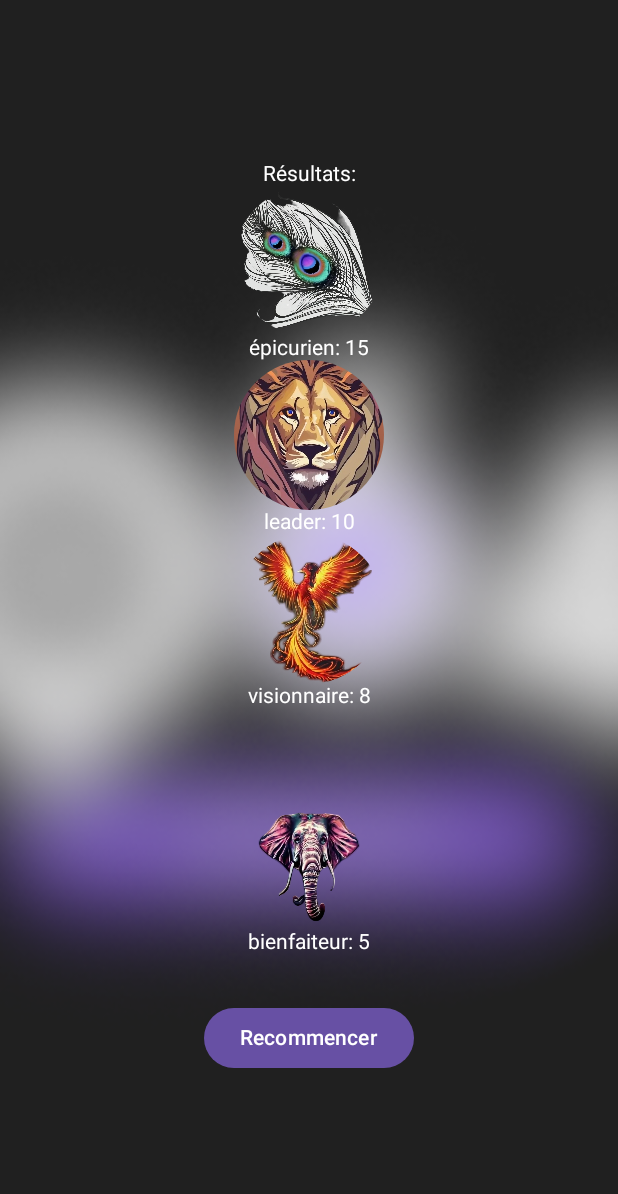
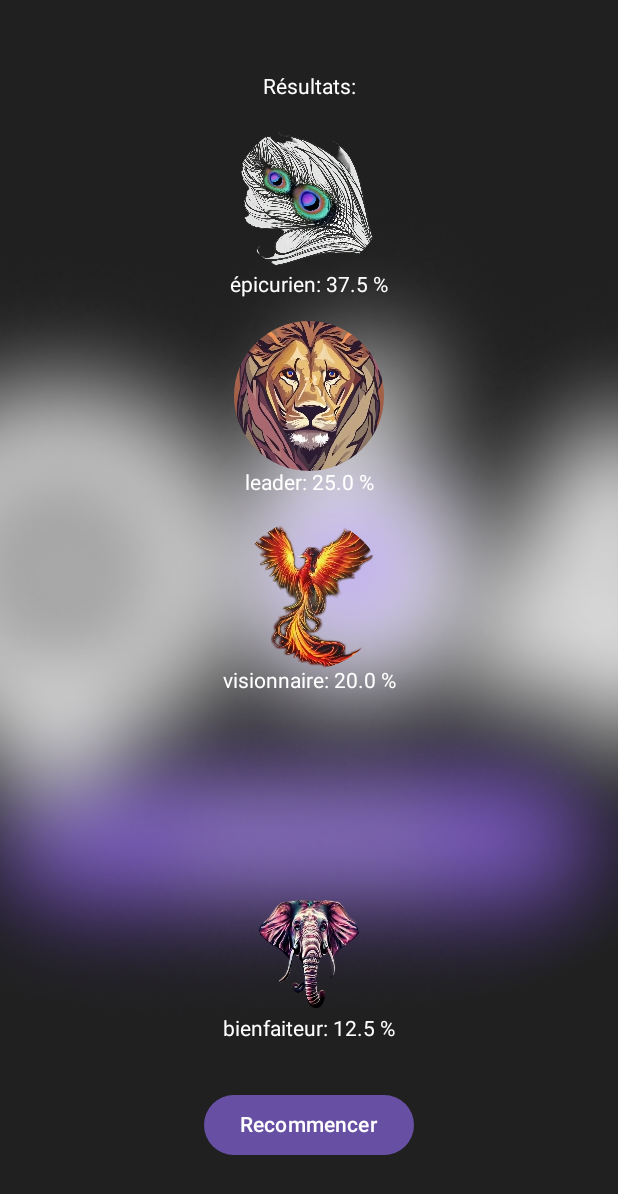
Before and after one commit to Sarobidy-R/Q64Profiler, an Android app built with Jetpack Compose: the @Preview function ResultScreenPreview, on a phone screen of 412 x 824 dp. Shown: the top 1194 px of the screen. Run offline under Robolectric (Android 15) with nearby library versions, the light colour scheme and no system bars.

Commit message:
Amélioration ResultScreen 2

```diff
--- a/app/src/main/java/mg/geit/q64profiler/ResultScreen.kt
+++ b/app/src/main/java/mg/geit/q64profiler/ResultScreen.kt
@@ -1,16 +1,21 @@
 package mg.geit.q64profiler
 
 import androidx.compose.foundation.Image
+import androidx.compose.foundation.background
 import androidx.compose.foundation.clickable
 import androidx.compose.foundation.layout.Arrangement
+import androidx.compose.foundation.layout.Box
 import androidx.compose.foundation.layout.Column
 import androidx.compose.foundation.layout.Spacer
 import androidx.compose.foundation.layout.fillMaxSize
+import androidx.compose.foundation.layout.fillMaxWidth
 import androidx.compose.foundation.layout.height
 import androidx.compose.foundation.layout.padding
 import androidx.compose.foundation.layout.size
+import androidx.compose.foundation.lazy.LazyColumn
 import androidx.compose.material3.AlertDialog
 import androidx.compose.material3.Button
+import androidx.compose.material3.Scaffold
 import androidx.compose.material3.Text
 import androidx.compose.runtime.*
 import androidx.compose.ui.Alignment
@@ -20,6 +25,7 @@
 import androidx.compose.ui.layout.ContentScale
 import androidx.compose.ui.res.painterResource
 import androidx.compose.ui.tooling.preview.Preview
+import androidx.compose.ui.unit.Dp
 import androidx.compose.ui.unit.dp
 import androidx.navigation.NavController
 import androidx.navigation.compose.rememberNavController
@@ -28,45 +34,63 @@
 
 @Composable
 fun ResultScreen(navController: NavController, results: Map<String, Int>?) {
-    val top3Profiles = results!!.entries.sortedByDescending { it.value }.take(3)
-    val lowestProfile = results.entries.minByOrNull { it.value }
+    val top3Profiles = results?.entries?.sortedByDescending { it.value }?.take(3) ?: emptyList()
+    val lowestProfile = results?.entries?.minByOrNull { it.value }
 
     var selectedProfile by remember { mutableStateOf<String?>(null) }
 
-    BackGroundImage()
 
-    Column(
+    Scaffold { innerPadding -> // Add Scaffold for structure
+        Box(
             modifier = Modifier
                 .fillMaxSize()
+        ) {
+            BackGroundImage()
+            LazyColumn( // Use LazyColumn for vertical scrolling
+
+                modifier = Modifier
+                    .fillMaxSize()
+                    .padding(innerPadding) // Apply padding from Scaffold
                     .padding(16.dp),
                 horizontalAlignment = Alignment.CenterHorizontally,
                 verticalArrangement = Arrangement.Center
             ) {
+                item { // Item for the "Résultats" text
                     Text(text = "Résultats:", color = Color.White)
+                    Spacer(modifier = Modifier.height(16.dp))
+                }
 
-        top3Profiles.forEach { (profile, score) ->
+                // Items for the top 3 profiles
+                items(top3Profiles.size) { index ->
+                    val (profile, score) = top3Profiles[index]
                     ProfileItem(
                         profile = profile,
                         score = score,
                         onClick = { selectedProfile = profile }
                     )
+                    Spacer(modifier = Modifier.height(16.dp))
                 }
-
-        Spacer(modifier = Modifier.height(16.dp))
-
+                item { // Add a Spacer for separation
+                    Spacer(modifier = Modifier.height(100.dp))
+                }
+                // Item for the lowest profile
+                item {
                     lowestProfile?.let {
-            Spacer(modifier = Modifier.height(32.dp))
                         ProfileItem(
                             profile = it.key,
                             score = it.value,
                             onClick = { selectedProfile = it.key }
                         )
+                        Spacer(modifier = Modifier.height(32.dp))
+                    }
                 }
 
-        Spacer(modifier = Modifier.height(32.dp))
-
+                // Item for the "Recommencer" button
+                item {
                     Button(onClick = { navController.navigate("quiz") }) {
                         Text(text = "Recommencer")
+                    }
+                }
             }
         }
 
@@ -74,7 +98,16 @@
             ProfileDescriptionDialog(profileName = profile, onDismiss = { selectedProfile = null })
         }
     }
-
+}
+@Composable
+fun PodiumStep(modifier: Modifier = Modifier, height: Dp, color: Color) {
+    Box(
+        modifier = modifier
+            .height(height)
+            .fillMaxWidth()
+            .background(color)
+    )
+}
 @Composable
 fun ProfileItem(profile: String, score: Int, onClick: () -> Unit) {
     Column(
@@ -92,7 +125,7 @@
                 .fillMaxSize()
                 .height(100.dp)
         )
-        Text(text = "$profile: $score", color = Color.White)
+        Text(text = "$profile: ${score.toFloat() / 40  * 100 } %", color = Color.White)
     }
 }
 
```
Lines whose indentation alone changed are shown as unchanged.
